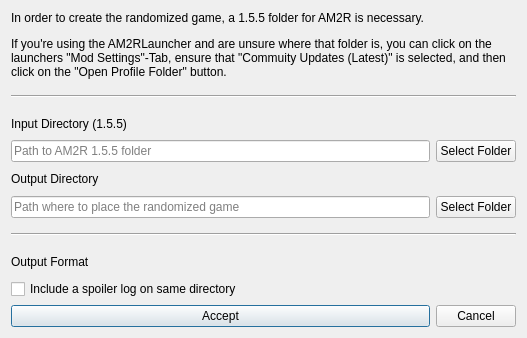
Before: the Qt Designer form randovania/gui/ui_files/am2r_game_export_dialog.ui in randovania/randovania, drawn with Qt 5.
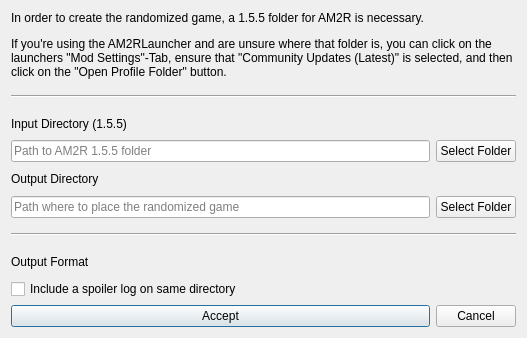
After: the same form once the commit is applied.

What changed in the file:
```diff
--- a/randovania/gui/ui_files/am2r_game_export_dialog.ui
+++ b/randovania/gui/ui_files/am2r_game_export_dialog.ui
@@ -45,7 +45,7 @@
    <item row="0" column="0" colspan="2">
     <widget class="QLabel" name="description_label">
      <property name="text">
-      <string>&lt;html&gt;&lt;head/&gt;&lt;body&gt;&lt;p&gt;In order to create the randomized game, a 1.5.5 folder for AM2R is necessary.&lt;/p&gt;&lt;p&gt;If you're using the AM2RLauncher and are unsure where that folder is, you can click on the launchers &quot;Mod Settings&quot;-Tab, ensure that &quot;Commuity Updates (Latest)&quot; is selected, and then click on the &quot;Open Profile Folder&quot; button.&lt;/p&gt;&lt;/body&gt;&lt;/html&gt;</string>
+      <string>&lt;html&gt;&lt;head/&gt;&lt;body&gt;&lt;p&gt;In order to create the randomized game, a 1.5.5 folder for AM2R is necessary.&lt;/p&gt;&lt;p&gt;If you're using the AM2RLauncher and are unsure where that folder is, you can click on the launchers &quot;Mod Settings&quot;-Tab, ensure that &quot;Community Updates (Latest)&quot; is selected, and then click on the &quot;Open Profile Folder&quot; button.&lt;/p&gt;&lt;/body&gt;&lt;/html&gt;</string>
      </property>
      <property name="wordWrap">
       <bool>true</bool>
```
